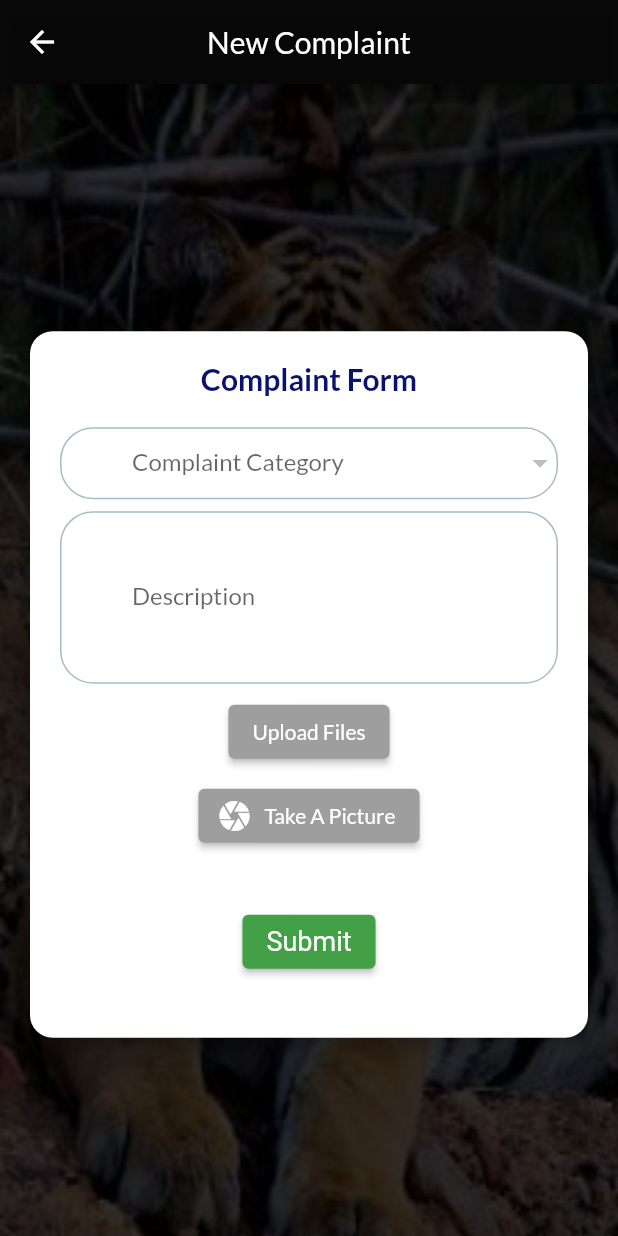
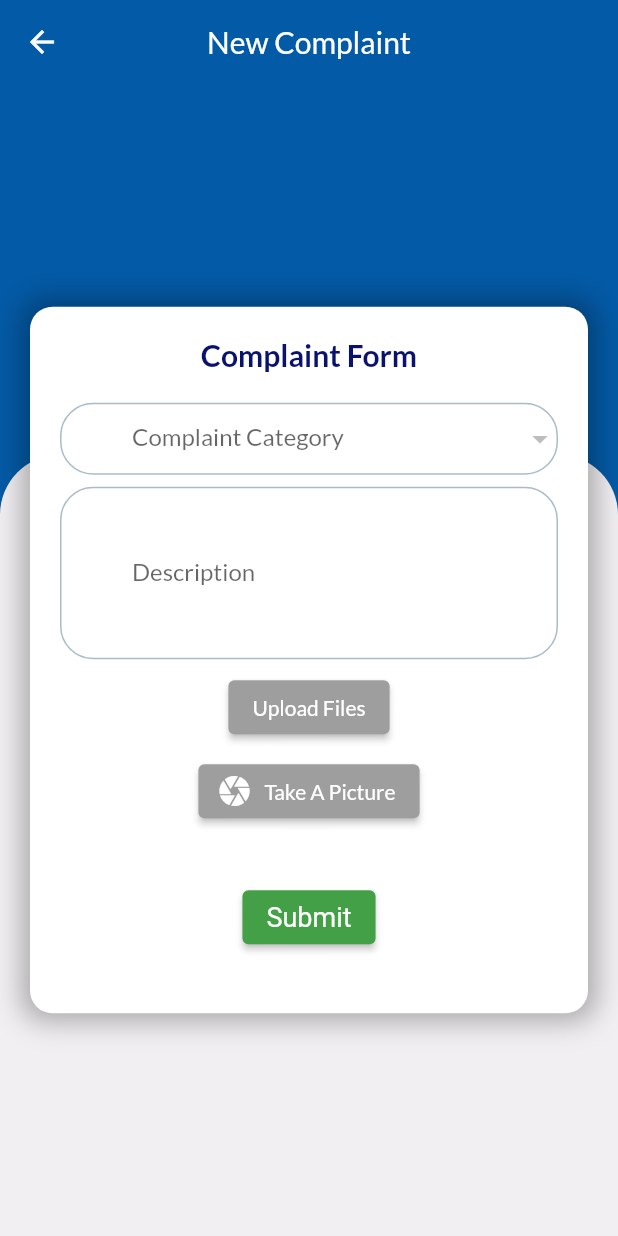
Before and after one commit to navin1994/TATRTakrarNivaran, a Flutter app: the RaiseComplainScreen screen opened by its route, on a phone screen of 412 x 824 dp. Run offline on Flutter 3.47's test engine with Material 2 defaults, Android fonts, the phone set to English and light mode, and no system bars; our stand-ins replace easy_localization, file_picker, firebase_core, firebase_messaging, flutter_icons, flutter_local_notifications and 4 more; missing offline and left inert: sweetalertv2; accounts and stored records are empty; network calls fail.

Commit message:
raise complaint screen view changed

```diff
--- a/lib/screens/raise_complain_screen.dart
+++ b/lib/screens/raise_complain_screen.dart
@@ -312,17 +312,81 @@ class _RaiseComplainScreenState extends State<RaiseComplainScreen> {
   @override
   Widget build(BuildContext context) {
     return Scaffold(
+      backgroundColor: Color(0xFF035AA6),
       appBar: AppBar(
-        backgroundColor: Colors.black.withOpacity(0.8),
+        brightness: Brightness.dark,
+        backgroundColor: Color(0xFF035AA6),
+        elevation: 0,
+        centerTitle: true,
         title: Text(LocaleKeys.new_complaint.tr()),
-        centerTitle: true,
-        brightness: Brightness.dark,
       ),
-      backgroundColor: Colors.black.withOpacity(0.8),
       body: _isLoading
           ? Center(
               child: CircularProgressIndicator(),
             )
+          : true
+              ? SafeArea(
+                  bottom: false,
+                  child: Center(
+                    child: Container(
+                      child: Column(
+                        children: [
+                          Expanded(
+                            child: Stack(
+                              children: [
+                                Container(
+                                  margin: EdgeInsets.only(
+                                      top: MediaQuery.of(context).size.height *
+                                          .30),
+                                  decoration: BoxDecoration(
+                                    color: Color(0xFFF1EFF1),
+                                    borderRadius: BorderRadius.only(
+                                      topLeft: Radius.circular(40),
+                                      topRight: Radius.circular(40),
+                                    ),
+                                  ),
+                                ),
+                                Center(
+                                  child: Container(
+                                    padding: EdgeInsets.all(20),
+                                    width:
+                                        MediaQuery.of(context).size.width - 40,
+                                    margin:
+                                        EdgeInsets.symmetric(horizontal: 20),
+                                    decoration: BoxDecoration(
+                                        color: Colors.white,
+                                        borderRadius: BorderRadius.circular(15),
+                                        boxShadow: [
+                                          BoxShadow(
+                                              color:
+                                                  Colors.black.withOpacity(0.3),
+                                              blurRadius: 15,
+                                              spreadRadius: 5),
+                                        ]),
+                                    child: SingleChildScrollView(
+                                      child: Column(
+                                        children: [
+                                          Text(
+                                            LocaleKeys.comlaint_form.tr(),
+                                            textAlign: TextAlign.center,
+                                            style: TextStyle(
+                                                fontSize: 20,
+                                                fontWeight: FontWeight.bold,
+                                                color: Palette.activeColor),
+                                          ),
+                                          complaintFormSection(),
+                                        ],
+                                      ),
+                                    ),
+                                  ),
+                                ),
+                              ],
+                            ),
+                          ),
+                        ],
+                      ),
+                    ),
+                  ))
               : Stack(
                   children: [
                     Positioned(
@@ -338,7 +402,8 @@ class _RaiseComplainScreenState extends State<RaiseComplainScreen> {
                           ),
                           image: DecorationImage(
                               colorFilter: ColorFilter.mode(
-                              Colors.black.withOpacity(0.8), BlendMode.darken),
+                                  Colors.black.withOpacity(0.8),
+                                  BlendMode.darken),
                               image: AssetImage("assets/images/bg3.jpg"),
                               fit: BoxFit.fill),
                         ),
```
Lines whose indentation alone changed are shown as unchanged.
